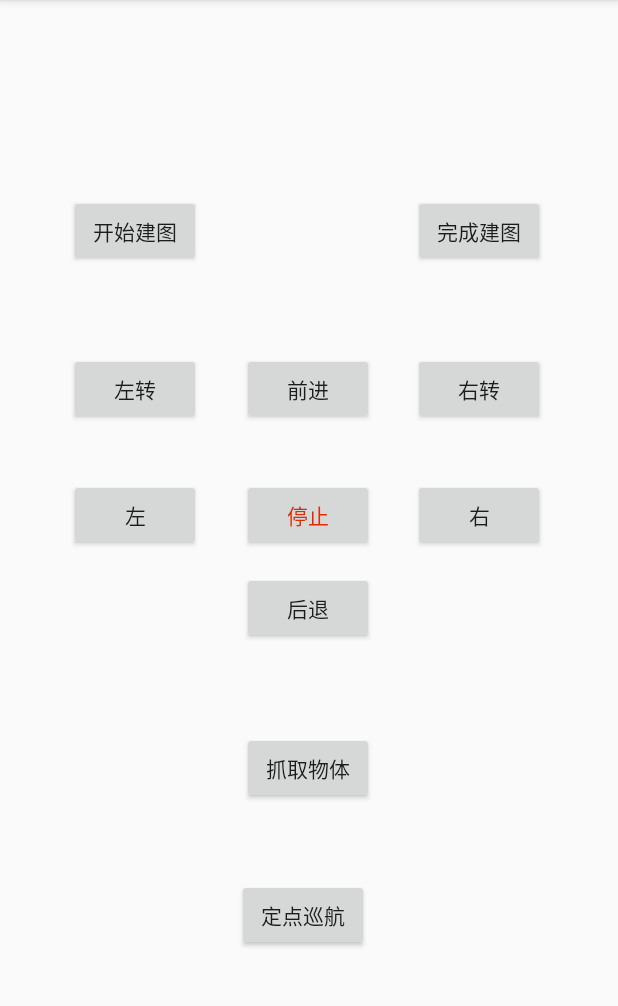
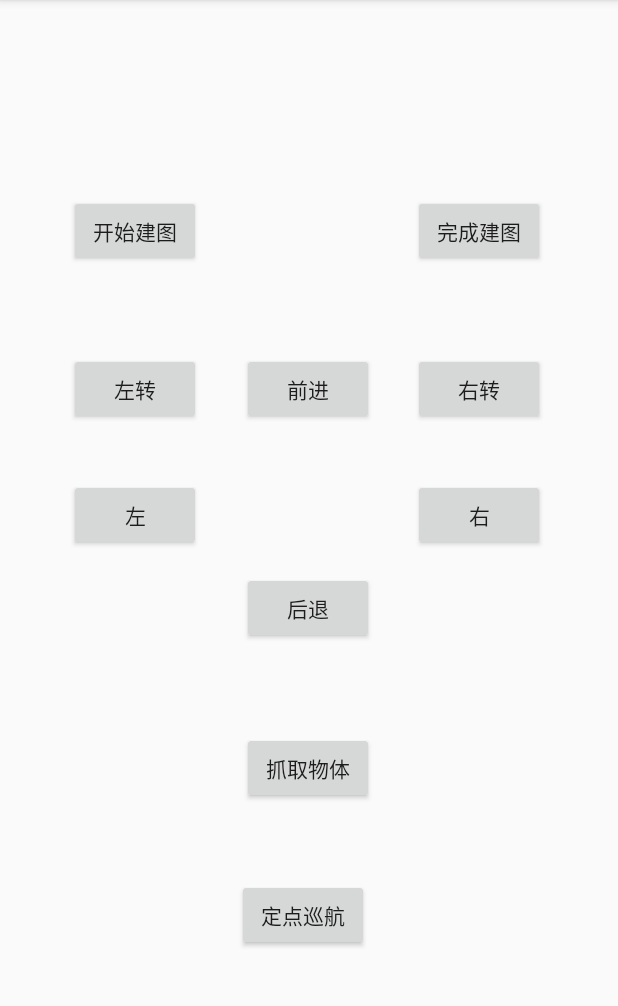
Before and after one commit to sebuaa2019/Team108, an Android app: the Manul screen opened directly, with no data from a screen before it, on a phone screen of 412 x 824 dp, the part 84-1090 px from its top. Run offline under Robolectric (Android 15) with nearby library versions, the phone set to English and light mode, and no system bars.

```diff
--- a/APP与server端（终版）/src/main/AndroidManifest.xml
+++ b/APP与server端（终版）/src/main/AndroidManifest.xml
@@ -8,7 +8,7 @@
     <application
         android:allowBackup="true"
         android:icon="@mipmap/ic_launcher"
-        android:label="给我倒杯水"
+        android:label="@string/app_name"
         android:roundIcon="@mipmap/ic_launcher_round"
         android:supportsRtl="true"
         android:theme="@style/AppTheme">
--- a/APP与server端（终版）/src/main/java/com/buaase/team108/wirelesstest/Manul.java
+++ b/APP与server端（终版）/src/main/java/com/buaase/team108/wirelesstest/Manul.java
@@ -22,7 +22,6 @@ public class Manul extends AppCompatActivity {
     private Button buttonUp;
     private Button buttonDown;
     private Button buttonGoto1;
-    private Button buttonStop;
 
     public static Handler handler;
 
@@ -42,7 +41,6 @@ public class Manul extends AppCompatActivity {
         buttonDown = findViewById(R.id.backward);
         buttonNewWayPoint = findViewById(R.id.addNewWaypoint);
         buttonGoto1 = findViewById(R.id.buttonGoto1);
-        buttonStop = findViewById(R.id.stop);
 
         handler = new Handler() {
             @Override
@@ -133,15 +131,6 @@ public class Manul extends AppCompatActivity {
             }
         });
 
-        buttonStop.setOnClickListener(new View.OnClickListener() {
-            @Override
-            public void onClick(View v) {
-                String str = "stop";
-                tcp.getinstance().handler.obtainMessage(tcp.MESSAGE_SEND, str).sendToTarget();
-                disableButton();
-            }
-        });
-
         buttonNewWayPoint.setOnClickListener(new View.OnClickListener() {
             @Override
             public void onClick(View v) {
@@ -172,7 +161,6 @@ public class Manul extends AppCompatActivity {
         buttonGoto1.setEnabled(true);
         buttonrotateRight.setEnabled(true);
         buttonrotateLeft.setEnabled(true);
-        buttonStop.setEnabled(true);
     }
 
     private void disableButton(){
@@ -186,7 +174,6 @@ public class Manul extends AppCompatActivity {
         buttonGoto1.setEnabled(false);
         buttonrotateRight.setEnabled(false);
         buttonrotateLeft.setEnabled(false);
-        buttonStop.setEnabled(false);
     }
 
 
--- a/APP与server端（终版）/src/main/res/layout/activity_manul.xml
+++ b/APP与server端（终版）/src/main/res/layout/activity_manul.xml
@@ -166,21 +166,4 @@
         app:layout_constraintTop_toTopOf="parent"
         app:layout_constraintVertical_bias="0.323" />
 
-    <Button
-        android:id="@+id/stop"
-        android:layout_width="wrap_content"
-        android:layout_height="wrap_content"
-        android:layout_marginStart="8dp"
-        android:layout_marginTop="8dp"
-        android:layout_marginEnd="8dp"
-        android:layout_marginBottom="8dp"
-        android:text="停止"
-        android:textColor="@color/red"
-        app:layout_constraintBottom_toBottomOf="parent"
-        app:layout_constraintEnd_toEndOf="parent"
-        app:layout_constraintHorizontal_bias="0.498"
-        app:layout_constraintStart_toStartOf="parent"
-        app:layout_constraintTop_toTopOf="parent"
-        app:layout_constraintVertical_bias="0.442" />
-
 </android.support.constraint.ConstraintLayout>
--- a/APP与server端（终版）/src/main/res/values/strings.xml
+++ b/APP与server端（终版）/src/main/res/values/strings.xml
@@ -1,3 +1,3 @@
 <resources>
-    <string name="app_name">WirelessTest</string>
+    <string name="app_name">给我倒杯水</string>
 </resources>
```
Also changed, not shown: 1 other file.
